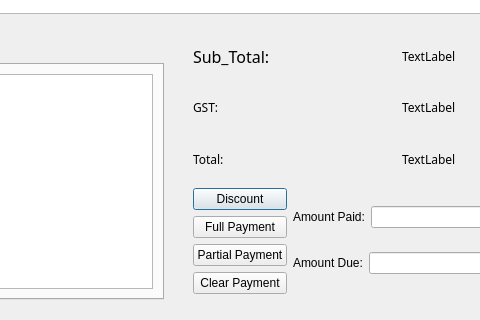
Qt form new_start/UI_File/Add.ui (maximustann/Bing_project) before a commit; both pictures show x 307 to 787 and y 557 to 877 of the 935 by 877 pixel window.
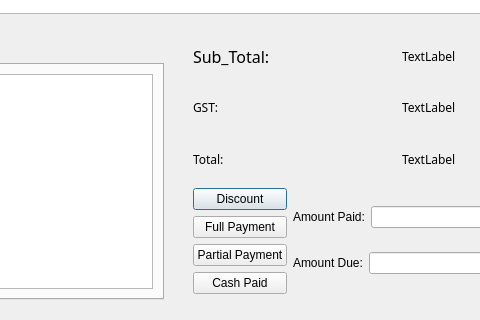
The same form after that commit.

```diff
--- a/new_start/UI_File/Add.ui
+++ b/new_start/UI_File/Add.ui
@@ -136,7 +136,7 @@
         <item>
          <widget class="QPushButton" name="pushButton_16">
           <property name="text">
-           <string>Clear Payment</string>
+           <string>Cash Paid</string>
           </property>
          </widget>
         </item>
```
Left out of the diff: 2 changed lines with no effect on the pictures.
